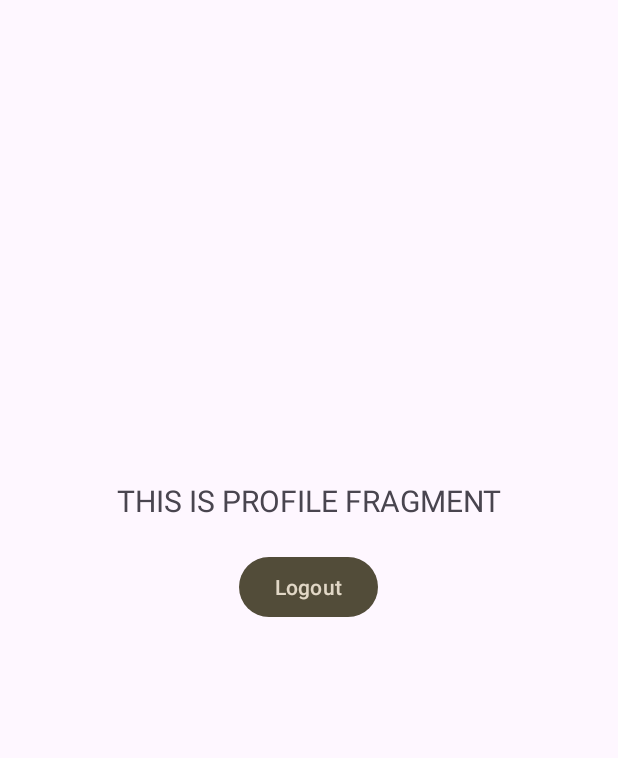
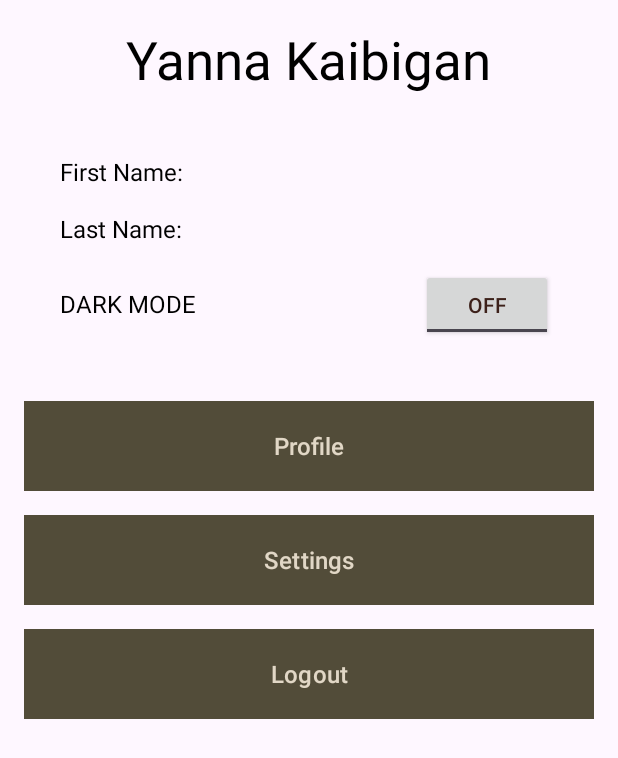
Before and after one commit to saoirse-raelli/CC106_3A_grp2, an Android app: the layout fragment_profile.xml on its own in the app's theme, with its tools: preview values and no code run, on a phone screen of 412 x 824 dp. Shown: the top 758 px of the screen. Run offline under Robolectric (Android 15) with nearby library versions, the phone set to English and light mode, and no system bars.

Commit message:
Update fragment_profile.xml

```diff
--- a/PrepMate/app/src/main/res/layout/fragment_profile.xml
+++ b/PrepMate/app/src/main/res/layout/fragment_profile.xml
@@ -5,34 +5,127 @@
     android:layout_height="match_parent"
     tools:context=".profile.ProfileFragment">
 
-    <!-- TODO: Update blank fragment layout -->
-
     <LinearLayout
-        android:layout_marginTop="300dp"
         android:layout_width="match_parent"
         android:layout_height="wrap_content"
-        android:gravity="center"
-        android:orientation="vertical">
+        android:orientation="vertical"
+        android:padding="16dp">
 
+        <!-- Name TextView -->
         <TextView
+            android:id="@+id/nameTextView"
+            android:layout_width="wrap_content"
+            android:layout_height="wrap_content"
+            android:text="Yanna Kaibigan"
+            android:textSize="35sp"
+            android:textColor="@android:color/black"
+            android:layout_gravity="center_horizontal"
+            android:layout_marginBottom="16dp" />
+
+        <!-- User Details Section -->
+        <LinearLayout
+            android:id="@+id/userDetailsLayout"
             android:layout_width="match_parent"
-            android:padding="20dp"
-            android:layout_height="match_parent"
-            android:text="THIS IS PROFILE FRAGMENT"
-            android:textAlignment="center"
-            android:textSize="20sp" />
+            android:layout_height="wrap_content"
+            android:orientation="vertical"
+            android:padding="16dp">
+
+            <!-- LinearLayout for First Name -->
+            <LinearLayout
+                android:layout_width="match_parent"
+                android:layout_height="wrap_content"
+                android:orientation="horizontal"
+                android:padding="8dp">
+
+                <TextView
+                    android:id="@+id/firstNameTextView"
+                    android:layout_width="wrap_content"
+                    android:layout_height="wrap_content"
+                    android:text="First Name:"
+                    android:textSize="16sp"
+                    android:textColor="@android:color/black" />
 
 
-    <!-- to replace with image button -->
-        <Button
-            android:id="@+id/logout_button"
-            android:layout_width="wrap_content"
+            </LinearLayout>
+
+            <!-- LinearLayout for Last Name -->
+            <LinearLayout
+                android:layout_width="match_parent"
+                android:layout_height="wrap_content"
+                android:orientation="horizontal"
+                android:padding="8dp">
+
+                <TextView
+                    android:id="@+id/lastNameTextView"
+                    android:layout_width="wrap_content"
+                    android:layout_height="wrap_content"
+                    android:text="Last Name:"
+                    android:textSize="16sp"
+                    android:textColor="@android:color/black" />
+
+
+            </LinearLayout>
+
+            <!-- LinearLayout for Dark Mode Toggle -->
+            <LinearLayout
+                android:layout_width="match_parent"
+                android:layout_height="wrap_content"
+                android:orientation="horizontal"
+                android:padding="8dp">
+
+                <TextView
+                    android:layout_width="wrap_content"
+                    android:layout_height="wrap_content"
+                    android:text="DARK MODE"
+                    android:textSize="16sp"
+                    android:textColor="@android:color/black" />
+
+                <ToggleButton
+                    android:id="@+id/toggleButton"
+                    android:layout_width="wrap_content"
+                    android:layout_height="wrap_content"
+                    android:layout_marginStart="150dp" />
+
+            </LinearLayout>
+
+        </LinearLayout>
+
+        <!-- Buttons Section -->
+        <LinearLayout
+            android:layout_width="match_parent"
             android:layout_height="wrap_content"
-            android:elevation="4dp"
-            android:text="Logout" />
+            android:orientation="vertical"
+            android:gravity="center_horizontal"
+            android:layout_marginTop="16dp">
 
+            <Button
+                android:id="@+id/btnProfile"
+                android:layout_width="match_parent"
+                android:layout_height="60dp"
+                android:layout_marginBottom="16dp"
+                android:text="Profile"
+                android:background="@color/white"
+            android:textSize="16sp" />
+
+            <Button
+                android:id="@+id/btnSettings"
+                android:layout_width="match_parent"
+                android:layout_height="60dp"
+                android:layout_marginBottom="16dp"
+                android:text="Settings"
+                android:background="@color/white"
+             android:textSize="16sp" />
+
+            <Button
+                android:id="@+id/btnLogout"
+                android:layout_width="match_parent"
+                android:layout_height="60dp"
+                android:text="Logout"
+                android:background="@color/white"
+           android:textSize="16sp" />
+
+        </LinearLayout>
 
     </LinearLayout>
 
-
 </FrameLayout>
```
